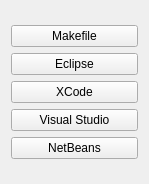
The window that wizard/output_select.ui (imby/STM32VLDiscovery_BeRTOS) describes before a commit, drawn with Qt 5.
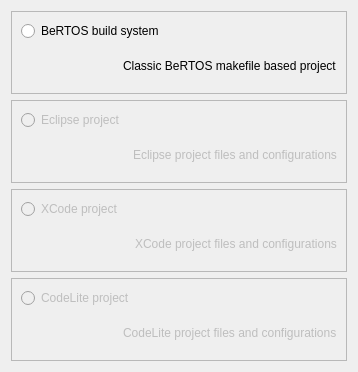
The same window after the commit.

Commit message: Add the output selection page

Diff of the .ui file:
```diff
--- a/wizard/output_select.ui
+++ b/wizard/output_select.ui
@@ -5,12 +5,12 @@
    <rect>
     <x>0</x>
     <y>0</y>
-    <width>149</width>
-    <height>184</height>
+    <width>358</width>
+    <height>372</height>
    </rect>
   </property>
   <property name="sizePolicy" >
-   <sizepolicy vsizetype="Fixed" hsizetype="Fixed" >
+   <sizepolicy vsizetype="Minimum" hsizetype="Minimum" >
     <horstretch>0</horstretch>
     <verstretch>0</verstretch>
    </sizepolicy>
@@ -18,45 +18,205 @@
   <property name="windowTitle" >
    <string>Form</string>
   </property>
-  <layout class="QVBoxLayout" name="verticalLayout_2" >
+  <layout class="QVBoxLayout" name="verticalLayout_5" >
    <item>
+    <widget class="QFrame" name="frame" >
+     <property name="frameShape" >
+      <enum>QFrame::StyledPanel</enum>
+     </property>
+     <property name="frameShadow" >
+      <enum>QFrame::Raised</enum>
+     </property>
     <layout class="QVBoxLayout" name="verticalLayout" >
      <item>
-      <widget class="QPushButton" name="makefileButton" >
+       <widget class="QRadioButton" name="bbsButton" >
        <property name="text" >
-        <string>Makefile</string>
+         <string>BeRTOS build system</string>
        </property>
       </widget>
      </item>
      <item>
-      <widget class="QPushButton" name="eclipseButton" >
+       <layout class="QHBoxLayout" name="horizontalLayout" >
+        <item>
+         <spacer name="horizontalSpacer" >
+          <property name="orientation" >
+           <enum>Qt::Horizontal</enum>
+          </property>
+          <property name="sizeHint" stdset="0" >
+           <size>
+            <width>40</width>
+            <height>20</height>
+           </size>
+          </property>
+         </spacer>
+        </item>
+        <item>
+         <widget class="QLabel" name="bbsLabel" >
        <property name="text" >
-        <string>Eclipse</string>
+           <string>Classic BeRTOS makefile based project</string>
        </property>
       </widget>
      </item>
+       </layout>
+      </item>
+     </layout>
+    </widget>
+   </item>
      <item>
-      <widget class="QPushButton" name="xcodeButton" >
+    <widget class="QFrame" name="frame_2" >
+     <property name="enabled" >
+      <bool>false</bool>
+     </property>
+     <property name="frameShape" >
+      <enum>QFrame::StyledPanel</enum>
+     </property>
+     <property name="frameShadow" >
+      <enum>QFrame::Raised</enum>
+     </property>
+     <layout class="QVBoxLayout" name="verticalLayout_2" >
+      <item>
+       <widget class="QRadioButton" name="eclipseButton" >
+        <property name="enabled" >
+         <bool>false</bool>
+        </property>
        <property name="text" >
-        <string>XCode</string>
+         <string>Eclipse project</string>
        </property>
       </widget>
      </item>
      <item>
-      <widget class="QPushButton" name="vstudioButton" >
+       <layout class="QHBoxLayout" name="horizontalLayout_2" >
+        <item>
+         <spacer name="horizontalSpacer_2" >
+          <property name="orientation" >
+           <enum>Qt::Horizontal</enum>
+          </property>
+          <property name="sizeHint" stdset="0" >
+           <size>
+            <width>40</width>
+            <height>20</height>
+           </size>
+          </property>
+         </spacer>
+        </item>
+        <item>
+         <widget class="QLabel" name="eclipseLabel" >
+          <property name="enabled" >
+           <bool>false</bool>
+          </property>
        <property name="text" >
-        <string>Visual Studio</string>
+           <string>Eclipse project files and configurations</string>
        </property>
       </widget>
      </item>
+       </layout>
+      </item>
+     </layout>
+    </widget>
+   </item>
      <item>
-      <widget class="QPushButton" name="netbeansButton" >
+    <widget class="QFrame" name="frame_3" >
+     <property name="enabled" >
+      <bool>false</bool>
+     </property>
+     <property name="frameShape" >
+      <enum>QFrame::StyledPanel</enum>
+     </property>
+     <property name="frameShadow" >
+      <enum>QFrame::Raised</enum>
+     </property>
+     <layout class="QVBoxLayout" name="verticalLayout_3" >
+      <item>
+       <widget class="QRadioButton" name="xcodeButton" >
+        <property name="enabled" >
+         <bool>false</bool>
+        </property>
        <property name="text" >
-        <string>NetBeans</string>
+         <string>XCode project</string>
        </property>
       </widget>
      </item>
-    </layout>
+      <item>
+       <layout class="QHBoxLayout" name="horizontalLayout_3" >
+        <item>
+         <spacer name="horizontalSpacer_2" >
+          <property name="orientation" >
+           <enum>Qt::Horizontal</enum>
+          </property>
+          <property name="sizeHint" stdset="0" >
+           <size>
+            <width>40</width>
+            <height>20</height>
+           </size>
+          </property>
+         </spacer>
+        </item>
+        <item>
+         <widget class="QLabel" name="xcodeLabel" >
+          <property name="enabled" >
+           <bool>false</bool>
+          </property>
+          <property name="text" >
+           <string>XCode project files and configurations</string>
+          </property>
+         </widget>
+        </item>
+       </layout>
+      </item>
+     </layout>
+    </widget>
+   </item>
+   <item>
+    <widget class="QFrame" name="frame_4" >
+     <property name="enabled" >
+      <bool>false</bool>
+     </property>
+     <property name="frameShape" >
+      <enum>QFrame::StyledPanel</enum>
+     </property>
+     <property name="frameShadow" >
+      <enum>QFrame::Raised</enum>
+     </property>
+     <layout class="QVBoxLayout" name="verticalLayout_4" >
+      <item>
+       <widget class="QRadioButton" name="codeliteButton" >
+        <property name="enabled" >
+         <bool>false</bool>
+        </property>
+        <property name="text" >
+         <string>CodeLite project</string>
+        </property>
+       </widget>
+      </item>
+      <item>
+       <layout class="QHBoxLayout" name="horizontalLayout_4" >
+        <item>
+         <spacer name="horizontalSpacer_2" >
+          <property name="orientation" >
+           <enum>Qt::Horizontal</enum>
+          </property>
+          <property name="sizeHint" stdset="0" >
+           <size>
+            <width>40</width>
+            <height>20</height>
+           </size>
+          </property>
+         </spacer>
+        </item>
+        <item>
+         <widget class="QLabel" name="codeliteLabel" >
+          <property name="enabled" >
+           <bool>false</bool>
+          </property>
+          <property name="text" >
+           <string>CodeLite project files and configurations</string>
+          </property>
+         </widget>
+        </item>
+       </layout>
+      </item>
+     </layout>
+    </widget>
    </item>
   </layout>
  </widget>
```
Lines whose indentation alone changed are shown as unchanged. The commit also changes 2 other files.
